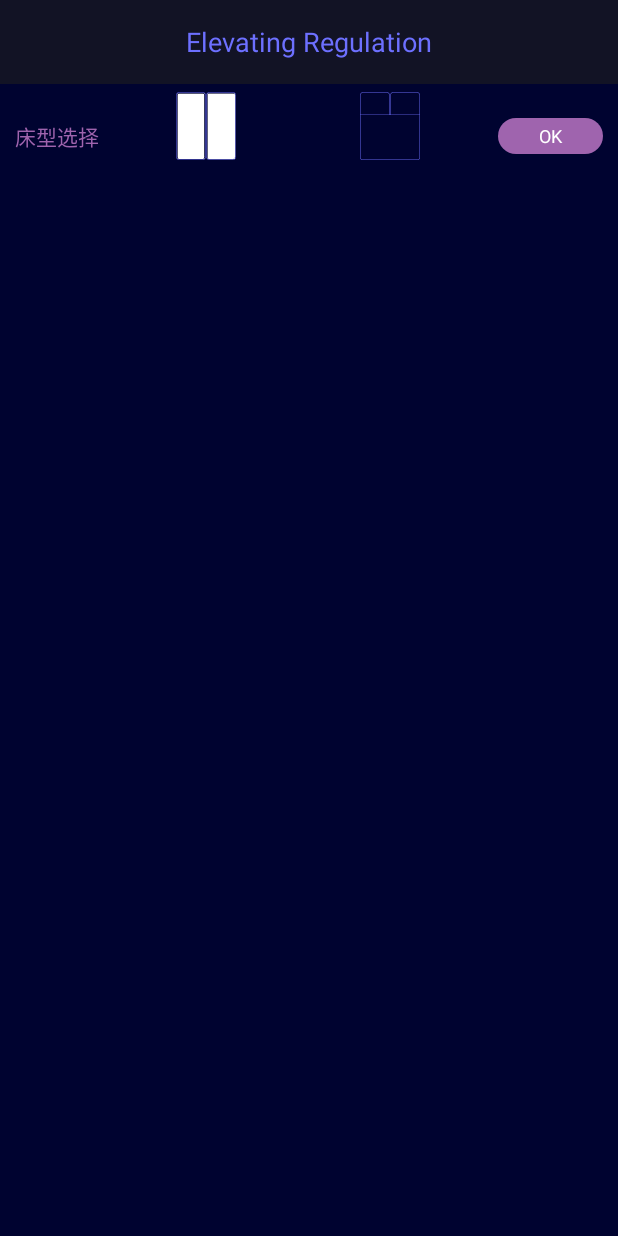
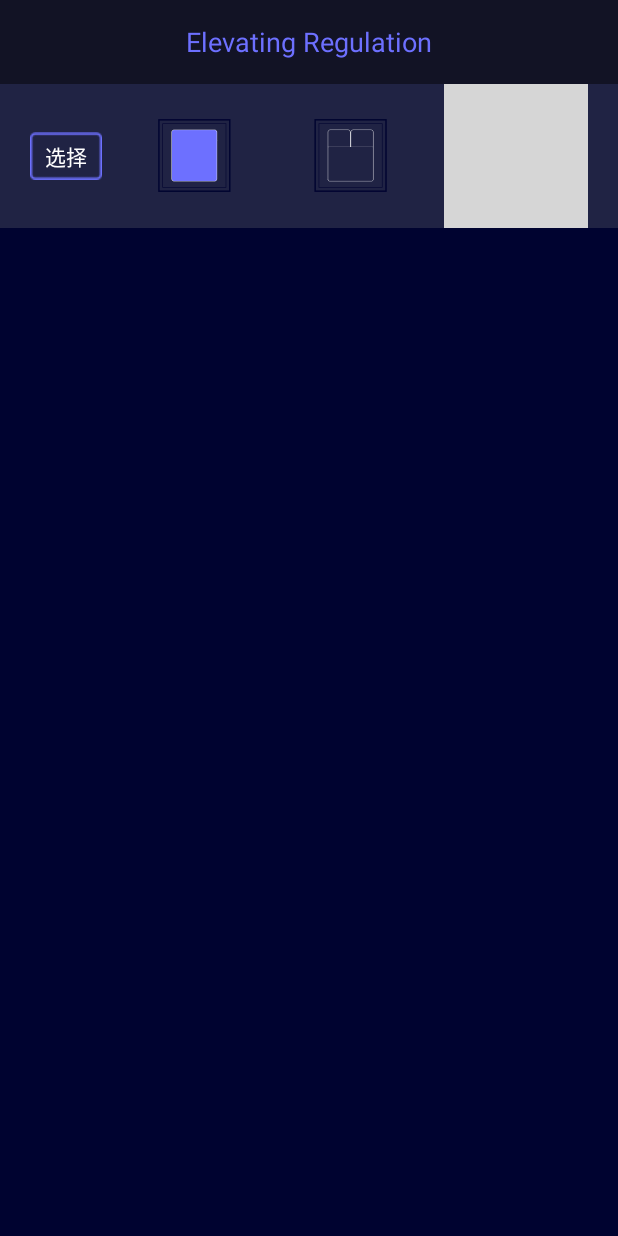
Before and after one commit to Luopn/SleepDg, an Android app: the layout fragment_main_lift.xml on its own in the app's theme, with its tools: preview values and no code run, on a phone screen of 412 x 824 dp. Run offline under Robolectric (Android 15) with nearby library versions, the phone set to English and light mode, and no system bars; grey boxes are pictures that could not be loaded.

Commit message:
修复小问题

```diff
--- a/app/src/main/java/com/jx/sleep_dg/fragment/DeviceLiftMainFragment.java
+++ b/app/src/main/java/com/jx/sleep_dg/fragment/DeviceLiftMainFragment.java
@@ -12,6 +12,7 @@ import android.widget.ImageView;
 import android.widget.LinearLayout;
 import android.widget.RadioButton;
 import android.widget.RadioGroup;
+import android.widget.TextView;
 
 import com.jx.sleep_dg.R;
 import com.jx.sleep_dg.view.BorderButton;
@@ -64,7 +65,7 @@ public class DeviceLiftMainFragment extends SupportFragment implements View.OnCl
         rbLiftTripple = view.findViewById(R.id.lift_sel2);
         //rbLift.setOnClickListener(this);
         // rbLiftTripple.setOnClickListener(this);
-        BorderButton btnok = view.findViewById(R.id.btn_ok);
+        TextView btnok = view.findViewById(R.id.btn_ok);
         btnok.setOnClickListener(this);
     }
 
--- a/app/src/main/res/layout/fragment_main_lift.xml
+++ b/app/src/main/res/layout/fragment_main_lift.xml
@@ -29,59 +29,70 @@
         android:id="@+id/ll_sels"
         android:layout_width="match_parent"
         android:layout_height="wrap_content"
+        android:background="#202344"
         android:gravity="center_vertical"
         android:orientation="horizontal">
 
         <TextView
             android:layout_width="wrap_content"
             android:layout_height="wrap_content"
-            android:layout_marginLeft="10dp"
-            android:textColor="@color/textAccentColor"
-            android:text="床型选择"/>
+            android:layout_marginLeft="20dp"
+            android:background="@mipmap/ic_rectangle_back"
+            android:gravity="center"
+            android:paddingLeft="10dp"
+            android:paddingTop="5dp"
+            android:paddingRight="10dp"
+            android:paddingBottom="5dp"
+            android:text="选择"
+            android:textColor="@android:color/white" />
 
         <RadioGroup
             android:id="@+id/rb_group"
             android:layout_width="0dp"
-            android:layout_height="wrap_content"
+            android:layout_height="60dp"
             android:layout_weight="1"
             android:gravity="center_vertical"
             android:orientation="horizontal"
             android:paddingLeft="10dp"
-            android:paddingRight="10dp"
-            android:paddingTop="5dp">
+            android:paddingTop="5dp"
+            android:paddingRight="10dp">
 
             <RadioButton
                 android:id="@+id/lift_sel1"
                 android:layout_width="0dp"
-                android:layout_height="wrap_content"
+                android:layout_height="match_parent"
                 android:layout_weight="1"
                 android:background="@android:color/transparent"
+                android:button="@null"
                 android:checked="true"
-                android:button="@null"
                 android:drawableTop="@drawable/sel_bed_lift_twice"
                 android:textColor="@color/textAccentColor" />
 
             <RadioButton
                 android:id="@+id/lift_sel2"
                 android:layout_width="0dp"
-                android:layout_height="wrap_content"
+                android:layout_height="match_parent"
                 android:layout_weight="1"
+                android:background="@android:color/transparent"
                 android:button="@null"
-                android:background="@android:color/transparent"
                 android:drawableTop="@drawable/sel_bed_lift_tripple"
                 android:textColor="@color/textAccentColor" />
         </RadioGroup>
 
-        <com.jx.sleep_dg.view.BorderButton
+        <TextView
             android:id="@+id/btn_ok"
-            android:layout_width="70dp"
-            android:layout_height="24dp"
-            android:layout_marginRight="10dp"
+            android:layout_width="wrap_content"
+            android:layout_height="wrap_content"
+            android:layout_marginRight="20dp"
+            android:background="@mipmap/ic_lidt_sel_back"
+            android:gravity="center"
+            android:paddingLeft="10dp"
+            android:paddingTop="5dp"
+            android:paddingRight="10dp"
+            android:paddingBottom="5dp"
             android:text="@android:string/ok"
             android:textColor="@android:color/white"
-            android:textSize="12sp"
-            app:corner="12dp"
-            app:normal_color="@color/textAccentColor" />
+            android:textSize="12sp" />
     </LinearLayout>
 
     <!--内容-->
```
Also changed, not shown: app/src/main/res/mipmap-xxhdpi/ic_rectangle_back.png (added), app/src/main/res/mipmap-xxhdpi/ic_switch_lift_tripple.png, app/src/main/res/mipmap-xxhdpi/ic_switch_lift_tripple_h.png, app/src/main/res/mipmap-xxhdpi/ic_switch_lift_twice.png, app/src/main/res/mipmap-xxhdpi/ic_switch_lift_twice_h.png.
